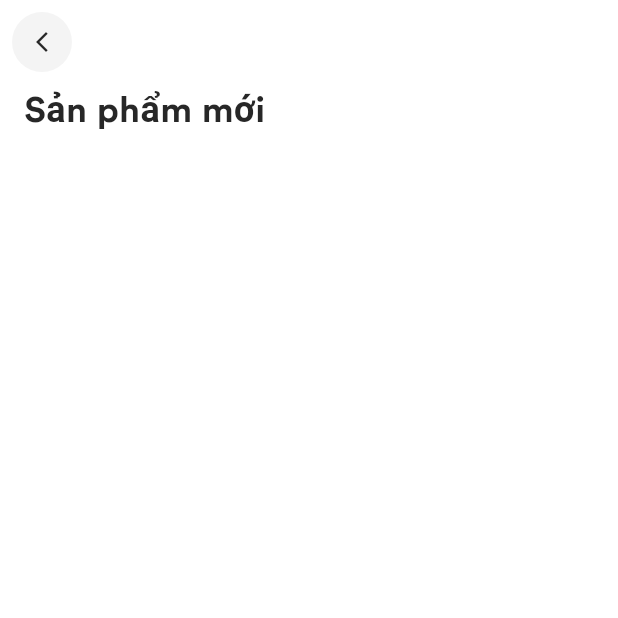
After one commit to sanggit999/Ecommerce-Clot, a Flutter app: the SeeAllProductNewInPage screen opened directly, on a phone screen of 412 x 824 dp, the top half of it. The commit adds this screen. Run offline on Flutter 3.47's test engine with Material 3 defaults, Android fonts, the phone set to English and light mode, and no system bars; our stand-ins replace cloud_firestore, copy_with_extension, dartz, equatable, firebase_auth, firebase_core and 4 more; accounts and stored records are empty.

Commit message:
update: SeeAll product top selling vs new in hiện thị thành công

```diff
--- a/lib/common/cubit/product/product_display_cubit.dart
+++ b/lib/common/cubit/product/product_display_cubit.dart
@@ -6,8 +6,8 @@ class ProductDisplayCubit extends Cubit<ProductDisplayState> {
   final UseCase useCase;
   ProductDisplayCubit({required this.useCase}) : super(ProductLoading());
 
-  void displayProduct() async {
-    var result = await useCase.call();
+  void displayProduct({dynamic params}) async {
+    var result = await useCase.call(params: params);
     result.fold(
       (erorr) {
         emit(ProductFailure());
--- a/lib/domain/products/repository/product_repository.dart
+++ b/lib/domain/products/repository/product_repository.dart
@@ -2,7 +2,9 @@ import 'package:dartz/dartz.dart';
 
 abstract class ProductRepository{
 
-  Future<Either> getTopSelling();
+  Future<Either> getProductTopSelling();
 
-  Future<Either> getNewIn();
+  Future<Either> getProductNewIn();
+
+  Future<Either> getProductByCategoryId(String categoryId);
 }
--- a/lib/domain/products/usecase/get_new_in.dart
+++ b/lib/domain/products/usecase/get_prodcut_top_selling.dart
@@ -3,9 +3,9 @@ import 'package:ecommerce_clot/core/usecase/usecase.dart';
 import 'package:ecommerce_clot/domain/products/repository/product_repository.dart';
 import 'package:ecommerce_clot/service_locator.dart';
 
-class GetNewInUseCase implements UseCase<Either, dynamic> {
+class GetProductTopSellingUseCase implements UseCase<Either, dynamic> {
   @override
   Future<Either> call({params}) async {
-    return await serviceLocator<ProductRepository>().getNewIn();
+    return await serviceLocator<ProductRepository>().getProductTopSelling();
   }
 }
--- /dev/null
+++ b/lib/domain/products/usecase/get_product_new_in.dart
@@ -0,0 +1,11 @@
+import 'package:dartz/dartz.dart';
+import 'package:ecommerce_clot/core/usecase/usecase.dart';
+import 'package:ecommerce_clot/domain/products/repository/product_repository.dart';
+import 'package:ecommerce_clot/service_locator.dart';
+
+class GetProductNewInUseCase implements UseCase<Either, dynamic> {
+  @override
+  Future<Either> call({params}) async {
+    return await serviceLocator<ProductRepository>().getProductNewIn();
+  }
+}
--- a/lib/main.dart
+++ b/lib/main.dart
@@ -1,8 +1,8 @@
 import 'package:ecommerce_clot/common/cubit/button/button_cubit.dart';
 import 'package:ecommerce_clot/common/cubit/categories/categories_display_cubit.dart';
 import 'package:ecommerce_clot/core/configs/theme/app_theme.dart';
-import 'package:ecommerce_clot/domain/products/usecase/get_new_in.dart';
-import 'package:ecommerce_clot/domain/products/usecase/get_top_selling.dart';
+import 'package:ecommerce_clot/domain/products/usecase/get_product_new_in.dart';
+import 'package:ecommerce_clot/domain/products/usecase/get_prodcut_top_selling.dart';
 import 'package:ecommerce_clot/firebase_options.dart';
 import 'package:ecommerce_clot/presentation/auth/cubit/age_selection_cubit.dart';
 import 'package:ecommerce_clot/presentation/auth/cubit/ages_display_cubit.dart';
--- /dev/null
+++ b/lib/presentation/see_all_product_new_in/pages/see_all_product_new_in.dart
@@ -0,0 +1,73 @@
+import 'package:ecommerce_clot/common/cubit/product/product_display_cubit.dart';
+import 'package:ecommerce_clot/common/cubit/product/product_display_state.dart';
+import 'package:ecommerce_clot/common/widgets/appbar/app_bar.dart';
+import 'package:ecommerce_clot/common/widgets/product/product_card.dart';
+import 'package:ecommerce_clot/core/constants/app_strings.dart';
+import 'package:ecommerce_clot/domain/products/entity/product.dart';
+import 'package:ecommerce_clot/domain/products/usecase/get_product_new_in.dart';
+import 'package:ecommerce_clot/service_locator.dart';
+import 'package:flutter/material.dart';
+import 'package:flutter_bloc/flutter_bloc.dart';
+
+class SeeAllProductNewInPage extends StatelessWidget {
+  const SeeAllProductNewInPage({super.key});
+
+  @override
+  Widget build(BuildContext context) {
+    return Scaffold(
+      appBar: const BasicAppbar(),
+      body: BlocProvider(
+        create: (_) => ProductDisplayCubit(
+            useCase: serviceLocator<GetProductNewInUseCase>())
+          ..displayProduct(),
+        child: BlocBuilder<ProductDisplayCubit, ProductDisplayState>(
+            builder: (context, state) {
+          if (state is ProductLoading) {
+            return const Center(child: CircularProgressIndicator());
+          }
+          if (state is ProductLoaded) {
+            return Padding(
+              padding: const EdgeInsets.symmetric(horizontal: 16),
+              child: Column(
+                crossAxisAlignment: CrossAxisAlignment.start,
+                children: [
+                  _newIn(),
+                  const SizedBox(height: 24),
+                  _products(context, state.productEntity),
+                ],
+              ),
+            );
+          }
+
+          return const SizedBox();
+        }),
+      ),
+    );
+  }
+
+  Widget _newIn() {
+    return const Text(
+      AppStrings.newIn,
+      style: TextStyle(
+        fontWeight: FontWeight.bold,
+        fontSize: 24,
+      ),
+    );
+  }
+
+  Widget _products(BuildContext context, List<ProductEntity> productEntity) {
+    return Expanded(
+      child: GridView.builder(
+        gridDelegate: const SliverGridDelegateWithFixedCrossAxisCount(
+            crossAxisCount: 2,
+            crossAxisSpacing: 20,
+            mainAxisSpacing: 20,
+            childAspectRatio: 0.55),
+        itemBuilder: (context, index) {
+          return ProductCard(productEntity: productEntity[index]);
+        },
+        itemCount: productEntity.length,
+      ),
+    );
+  }
+}
```
Also changed, not shown: lib/data/products/repository/product_repository_impl.dart (+24 -6 lines), lib/data/products/source/product_firebase_service.dart (+20 -5 lines), lib/domain/products/usecase/get_product_by_category_id.dart (renamed from lib/domain/products/usecase/get_top_selling.dart, +4 -3 lines), lib/presentation/category_products/pages/category_products.dart (added, +79 -0 lines), lib/presentation/home/widgets/new_in.dart (+19 -12 lines), lib/presentation/home/widgets/top_selling.dart (+19 -12 lines), lib/presentation/see_all_categories/pages/see_all_categories.dart (+12 -2 lines), lib/presentation/see_all_product_top_selling/pages/see_all_product_top_selling.dart (added, +73 -0 lines), lib/service_locator.dart (+6 -4 lines), 1 other file.
